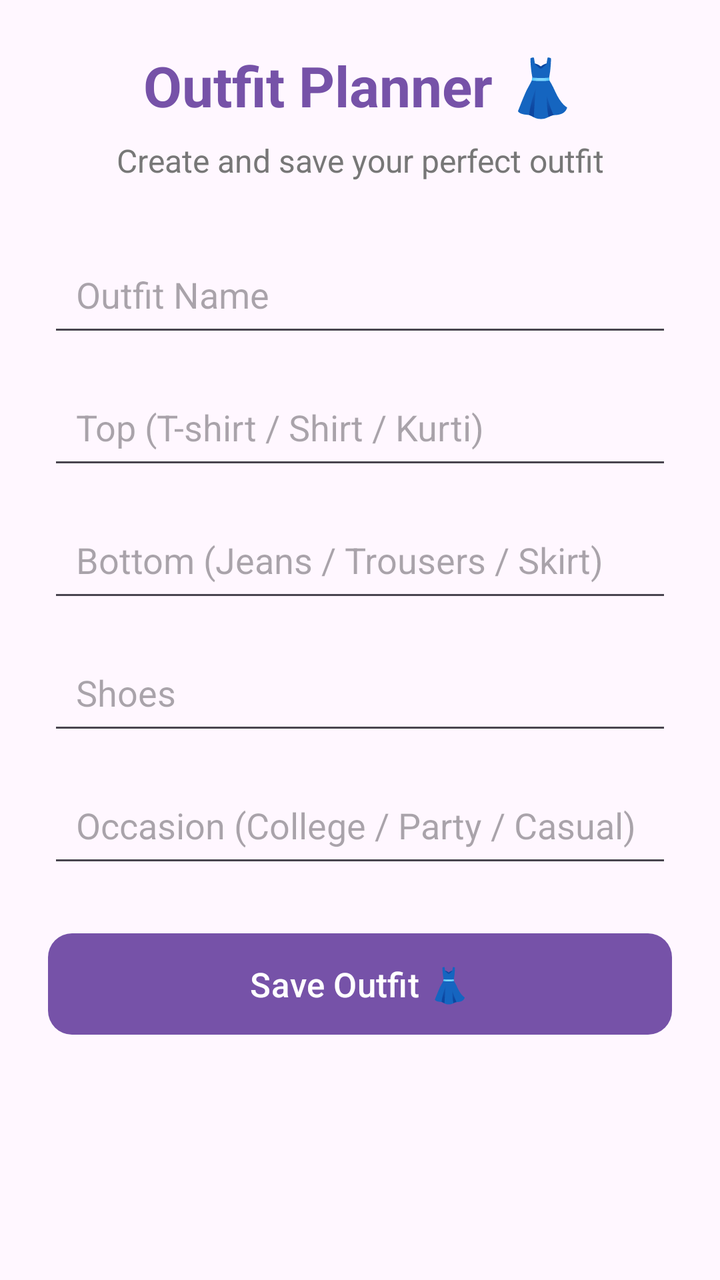
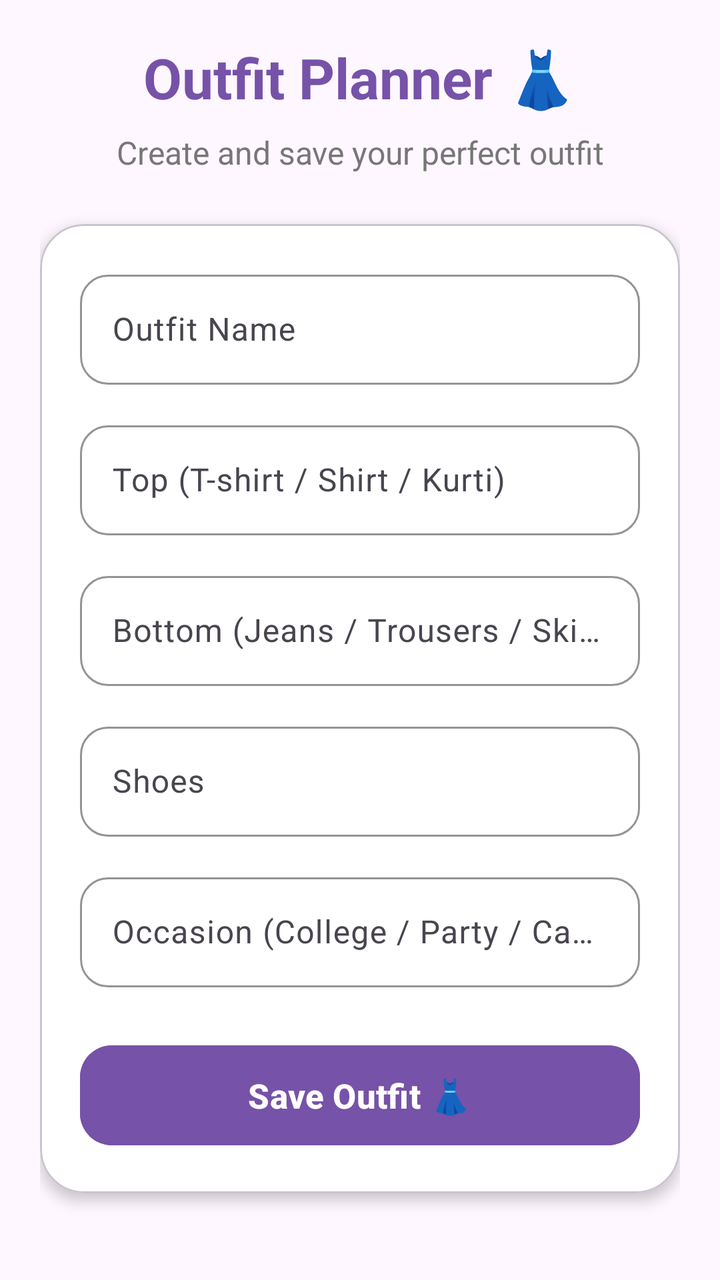

The first picture is an Android layout as it rendered before a commit; the second is the same layout after the commit. The layout source and the unified diff follow.
<!-- AndroidManifest.xml: application theme Theme.ClosetSync -->
<!-- res/layout/activity_outfit_planner.xml -->
<?xml version="1.0" encoding="utf-8"?>
<ScrollView xmlns:android="http://schemas.android.com/apk/res/android"
    xmlns:app="http://schemas.android.com/apk/res-auto"
    android:layout_width="match_parent"
    android:layout_height="match_parent"
    android:background="#FFF7FF">

    <LinearLayout
        android:layout_width="match_parent"
        android:layout_height="wrap_content"
        android:orientation="vertical"
        android:padding="24dp">

        <TextView
            android:layout_width="match_parent"
            android:layout_height="wrap_content"
            android:text="Outfit Planner 👗"
            android:textColor="#7652A8"
            android:textSize="28sp"
            android:textStyle="bold"
            android:gravity="center"
            android:layout_marginBottom="8dp" />

        <TextView
            android:layout_width="match_parent"
            android:layout_height="wrap_content"
            android:text="Create and save your perfect outfit"
            android:textColor="#777777"
            android:textSize="16sp"
            android:gravity="center"
            android:layout_marginBottom="30dp" />

        <EditText
            android:id="@+id/etOutfitName"
            android:layout_width="match_parent"
            android:layout_height="wrap_content"
            android:hint="Outfit Name"
            android:inputType="textCapSentences"
            android:padding="14dp"
            android:layout_marginBottom="14dp" />

        <EditText
            android:id="@+id/etTop"
            android:layout_width="match_parent"
            android:layout_height="wrap_content"
            android:hint="Top (T-shirt / Shirt / Kurti)"
            android:inputType="textCapSentences"
            android:padding="14dp"
            android:layout_marginBottom="14dp" />

        <EditText
            android:id="@+id/etBottom"
            android:layout_width="match_parent"
            android:layout_height="wrap_content"
            android:hint="Bottom (Jeans / Trousers / Skirt)"
            android:inputType="textCapSentences"
            android:padding="14dp"
            android:layout_marginBottom="14dp" />

        <EditText
            android:id="@+id/etShoes"
            android:layout_width="match_parent"
            android:layout_height="wrap_content"
            android:hint="Shoes"
            android:inputType="textCapSentences"
            android:padding="14dp"
            android:layout_marginBottom="14dp" />

        <EditText
            android:id="@+id/etOccasion"
            android:layout_width="match_parent"
            android:layout_height="wrap_content"
            android:hint="Occasion (College / Party / Casual)"
            android:inputType="textCapSentences"
            android:padding="14dp"
            android:layout_marginBottom="24dp" />

        <com.google.android.material.button.MaterialButton
            android:id="@+id/btnSaveOutfit"
            android:layout_width="match_parent"
            android:layout_height="wrap_content"
            android:text="Save Outfit 👗"
            android:textSize="17sp"
            android:textColor="#FFFFFF"
            android:padding="14dp"
            app:backgroundTint="#7652A8"
            app:cornerRadius="12dp" />

    </LinearLayout>

</ScrollView>
<!-- resources referenced by this layout -->
<resources>
  <style name="Theme.ClosetSync" parent="Base.Theme.ClosetSync" />
  <style name="Base.Theme.ClosetSync" parent="Theme.Material3.DayNight.NoActionBar">
          
          
      </style>
</resources>

<!-- the commit's change to res/layout/activity_outfit_planner.xml (unified diff, before → after) -->
@@ -1,91 +1,215 @@
 <?xml version="1.0" encoding="utf-8"?>
-<ScrollView xmlns:android="http://schemas.android.com/apk/res/android"
+<ScrollView
+    xmlns:android="http://schemas.android.com/apk/res/android"
     xmlns:app="http://schemas.android.com/apk/res-auto"
     android:layout_width="match_parent"
     android:layout_height="match_parent"
-    android:background="#FFF7FF">
-
-    <LinearLayout
+    android:background="#FFF7FF"
+    android:fillViewport="true">
+
+    <androidx.constraintlayout.widget.ConstraintLayout
         android:layout_width="match_parent"
         android:layout_height="wrap_content"
-        android:orientation="vertical"
-        android:padding="24dp">
+        android:padding="20dp">
+
 
         <TextView
-            android:layout_width="match_parent"
+            android:id="@+id/tvOutfitTitle"
+            android:layout_width="0dp"
             android:layout_height="wrap_content"
             android:text="Outfit Planner 👗"
             android:textColor="#7652A8"
             android:textSize="28sp"
             android:textStyle="bold"
             android:gravity="center"
-            android:layout_marginBottom="8dp" />
+            app:layout_constraintTop_toTopOf="parent"
+            app:layout_constraintStart_toStartOf="parent"
+            app:layout_constraintEnd_toEndOf="parent" />
 
         <TextView
-            android:layout_width="match_parent"
+            android:id="@+id/tvOutfitSubtitle"
+            android:layout_width="0dp"
             android:layout_height="wrap_content"
+            android:layout_marginTop="8dp"
             android:text="Create and save your perfect outfit"
             android:textColor="#777777"
             android:textSize="16sp"
             android:gravity="center"
-            android:layout_marginBottom="30dp" />
-
-        <EditText
-            android:id="@+id/etOutfitName"
-            android:layout_width="match_parent"
+            app:layout_constraintTop_toBottomOf="@id/tvOutfitTitle"
+            app:layout_constraintStart_toStartOf="parent"
+            app:layout_constraintEnd_toEndOf="parent" />
+
+        <com.google.android.material.card.MaterialCardView
+            android:id="@+id/cardOutfitForm"
+            android:layout_width="0dp"
             android:layout_height="wrap_content"
-            android:hint="Outfit Name"
-            android:inputType="textCapSentences"
-            android:padding="14dp"
-            android:layout_marginBottom="14dp" />
-
-        <EditText
-            android:id="@+id/etTop"
-            android:layout_width="match_parent"
-            android:layout_height="wrap_content"
-            android:hint="Top (T-shirt / Shirt / Kurti)"
-            android:inputType="textCapSentences"
-            android:padding="14dp"
-            android:layout_marginBottom="14dp" />
-
-        <EditText
-            android:id="@+id/etBottom"
-            android:layout_width="match_parent"
-            android:layout_height="wrap_content"
-            android:hint="Bottom (Jeans / Trousers / Skirt)"
-            android:inputType="textCapSentences"
-            android:padding="14dp"
-            android:layout_marginBottom="14dp" />
-
-        <EditText
-            android:id="@+id/etShoes"
-            android:layout_width="match_parent"
-            android:layout_height="wrap_content"
-            android:hint="Shoes"
-            android:inputType="textCapSentences"
-            android:padding="14dp"
-            android:layout_marginBottom="14dp" />
-
-        <EditText
-            android:id="@+id/etOccasion"
-            android:layout_width="match_parent"
-            android:layout_height="wrap_content"
-            android:hint="Occasion (College / Party / Casual)"
-            android:inputType="textCapSentences"
-            android:padding="14dp"
-            android:layout_marginBottom="24dp" />
-
-        <com.google.android.material.button.MaterialButton
-            android:id="@+id/btnSaveOutfit"
-            android:layout_width="match_parent"
-            android:layout_height="wrap_content"
-            android:text="Save Outfit 👗"
-            android:textSize="17sp"
-            android:textColor="#FFFFFF"
-            android:padding="14dp"
-            app:backgroundTint="#7652A8"
-            app:cornerRadius="12dp" />
-
-    </LinearLayout>
+            android:layout_marginTop="25dp"
+            app:cardBackgroundColor="#FFFFFF"
+            app:cardCornerRadius="22dp"
+            app:cardElevation="4dp"
+            app:layout_constraintTop_toBottomOf="@id/tvOutfitSubtitle"
+            app:layout_constraintStart_toStartOf="parent"
+            app:layout_constraintEnd_toEndOf="parent">
+
+            <androidx.constraintlayout.widget.ConstraintLayout
+                android:layout_width="match_parent"
+                android:layout_height="wrap_content"
+                android:padding="20dp">
+
+                <com.google.android.material.textfield.TextInputLayout
+                    android:id="@+id/outfitNameLayout"
+                    android:layout_width="0dp"
+                    android:layout_height="wrap_content"
+                    android:hint="Outfit Name"
+                    app:boxBackgroundMode="outline"
+                    app:boxCornerRadiusTopStart="14dp"
+                    app:boxCornerRadiusTopEnd="14dp"
+                    app:boxCornerRadiusBottomStart="14dp"
+                    app:boxCornerRadiusBottomEnd="14dp"
+                    app:boxStrokeColor="#7652A8"
+                    app:layout_constraintTop_toTopOf="parent"
+                    app:layout_constraintStart_toStartOf="parent"
+                    app:layout_constraintEnd_toEndOf="parent">
+
+                    <com.google.android.material.textfield.TextInputEditText
+                        android:id="@+id/etOutfitName"
+                        android:layout_width="match_parent"
+                        android:layout_height="55dp"
+                        android:inputType="textCapSentences" />
+
+                </com.google.android.material.textfield.TextInputLayout>
+
+                <com.google.android.material.textfield.TextInputLayout
+                    android:id="@+id/topLayout"
+                    android:layout_width="0dp"
+                    android:layout_height="wrap_content"
+                    android:layout_marginTop="15dp"
+                    android:hint="Top (T-shirt / Shirt / Kurti)"
+                    app:boxBackgroundMode="outline"
+                    app:boxCornerRadiusTopStart="14dp"
+                    app:boxCornerRadiusTopEnd="14dp"
+                    app:boxCornerRadiusBottomStart="14dp"
+                    app:boxCornerRadiusBottomEnd="14dp"
+                    app:boxStrokeColor="#7652A8"
+                    app:layout_constraintTop_toBottomOf="@id/outfitNameLayout"
+                    app:layout_constraintStart_toStartOf="parent"
+                    app:layout_constraintEnd_toEndOf="parent">
+
+                    <com.google.android.material.textfield.TextInputEditText
+                        android:id="@+id/etTop"
+                        android:layout_width="match_parent"
+                        android:layout_height="55dp"
+                        android:inputType="textCapSentences" />
+
+                </com.google.android.material.textfield.TextInputLayout>
+
+                <com.google.android.material.textfield.TextInputLayout
+                    android:id="@+id/bottomLayout"
+                    android:layout_width="0dp"
+                    android:layout_height="wrap_content"
+                    android:layout_marginTop="15dp"
+                    android:hint="Bottom (Jeans / Trousers / Skirt)"
+                    app:boxBackgroundMode="outline"
+                    app:boxCornerRadiusTopStart="14dp"
+                    app:boxCornerRadiusTopEnd="14dp"
+                    app:boxCornerRadiusBottomStart="14dp"
+                    app:boxCornerRadiusBottomEnd="14dp"
+                    app:boxStrokeColor="#7652A8"
+                    app:layout_constraintTop_toBottomOf="@id/topLayout"
+                    app:layout_constraintStart_toStartOf="parent"
+                    app:layout_constraintEnd_toEndOf="parent">
+
+                    <com.google.android.material.textfield.TextInputEditText
+                        android:id="@+id/etBottom"
+                        android:layout_width="match_parent"
+                        android:layout_height="55dp"
+                        android:inputType="textCapSentences" />
+
+                </com.google.android.material.textfield.TextInputLayout>
+
+
+                
+                
+                
+
+                <com.google.android.material.textfield.TextInputLayout
+                    android:id="@+id/shoesLayout"
+                    android:layout_width="0dp"
+                    android:layout_height="wrap_content"
+                    android:layout_marginTop="15dp"
+                    android:hint="Shoes"
+                    app:boxBackgroundMode="outline"
+                    app:boxCornerRadiusTopStart="14dp"
+                    app:boxCornerRadiusTopEnd="14dp"
+                    app:boxCornerRadiusBottomStart="14dp"
+                    app:boxCornerRadiusBottomEnd="14dp"
+                    app:boxStrokeColor="#7652A8"
+                    app:layout_constraintTop_toBottomOf="@id/bottomLayout"
+                    app:layout_constraintStart_toStartOf="parent"
+                    app:layout_constraintEnd_toEndOf="parent">
+
+                    <com.google.android.material.textfield.TextInputEditText
+                        android:id="@+id/etShoes"
+                        android:layout_width="match_parent"
+                        android:layout_height="55dp"
+                        android:inputType="textCapSentences" />
+
+                </com.google.android.material.textfield.TextInputLayout>
+
+
+                
+                
+                
+
+                <com.google.android.material.textfield.TextInputLayout
+                    android:id="@+id/occasionLayout"
+                    android:layout_width="0dp"
+                    android:layout_height="wrap_content"
+                    android:layout_marginTop="15dp"
+                    android:hint="Occasion (College / Party / Casual)"
+                    app:boxBackgroundMode="outline"
+                    app:boxCornerRadiusTopStart="14dp"
+                    app:boxCornerRadiusTopEnd="14dp"
+                    app:boxCornerRadiusBottomStart="14dp"
+                    app:boxCornerRadiusBottomEnd="14dp"
+                    app:boxStrokeColor="#7652A8"
+                    app:layout_constraintTop_toBottomOf="@id/shoesLayout"
+                    app:layout_constraintStart_toStartOf="parent"
+                    app:layout_constraintEnd_toEndOf="parent">
+
+                    <com.google.android.material.textfield.TextInputEditText
+                        android:id="@+id/etOccasion"
+                        android:layout_width="match_parent"
+                        android:layout_height="55dp"
+                        android:inputType="textCapSentences" />
+
+                </com.google.android.material.textfield.TextInputLayout>
+
+
+                
+                
+                
+
+                <com.google.android.material.button.MaterialButton
+                    android:id="@+id/btnSaveOutfit"
+                    android:layout_width="0dp"
+                    android:layout_height="58dp"
+                    android:layout_marginTop="25dp"
+                    android:text="Save Outfit 👗"
+                    android:textColor="#FFFFFF"
+                    android:textSize="17sp"
+                    android:textStyle="bold"
+                    android:backgroundTint="#7652A8"
+                    app:cornerRadius="16dp"
+                    app:layout_constraintTop_toBottomOf="@id/occasionLayout"
+                    app:layout_constraintStart_toStartOf="parent"
+                    app:layout_constraintEnd_toEndOf="parent"
+                    app:layout_constraintBottom_toBottomOf="parent" />
+
+            </androidx.constraintlayout.widget.ConstraintLayout>
+
+        </com.google.android.material.card.MaterialCardView>
+
+    </androidx.constraintlayout.widget.ConstraintLayout>
 
 </ScrollView>
